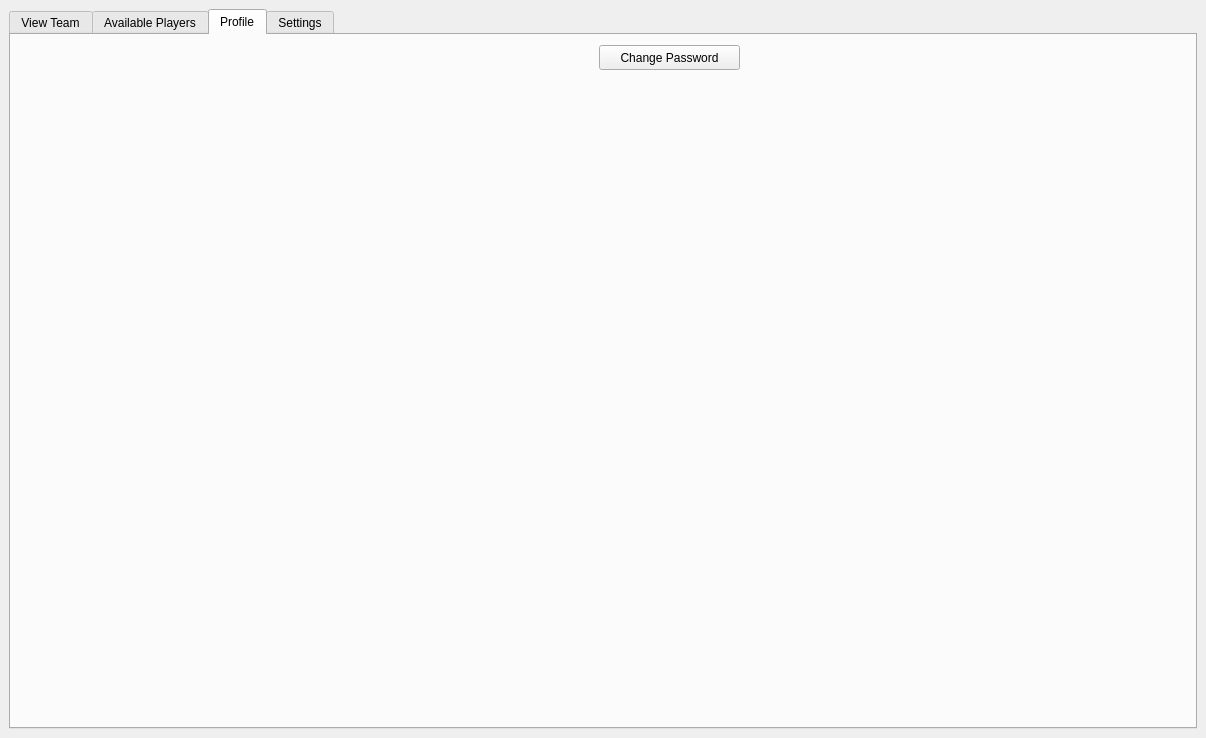
The window that client/ui_xml/another_window_widget.ui (shubhpatel18/cs440) describes before a commit, drawn with Qt 5.
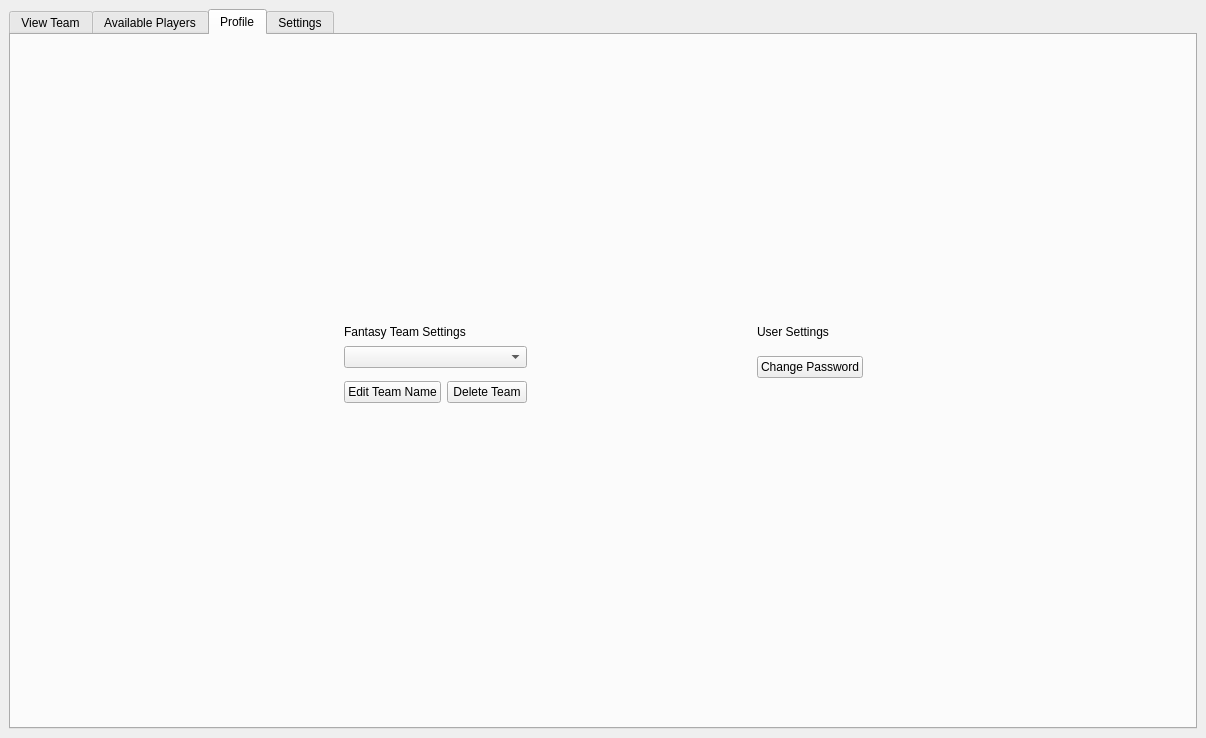
The same window after the commit. The open tabs and pages were chosen to show the change. Icons and pictures are not drawn.

Commit message: halfway working team edit

Diff of the .ui file:
```diff
--- a/client/ui_xml/another_window_widget.ui
+++ b/client/ui_xml/another_window_widget.ui
@@ -813,19 +813,163 @@
        <attribute name="title">
         <string>Profile</string>
        </attribute>
-       <widget class="QPushButton" name="pushButton">
-        <property name="geometry">
-         <rect>
-          <x>588</x>
-          <y>10</y>
-          <width>141</width>
-          <height>25</height>
-         </rect>
-        </property>
-        <property name="text">
-         <string>Change Password</string>
-        </property>
-       </widget>
+       <layout class="QGridLayout" name="gridLayout_4">
+        <item row="0" column="1">
+         <spacer name="verticalSpacer_3">
+          <property name="orientation">
+           <enum>Qt::Vertical</enum>
+          </property>
+          <property name="sizeHint" stdset="0">
+           <size>
+            <width>20</width>
+            <height>277</height>
+           </size>
+          </property>
+         </spacer>
+        </item>
+        <item row="0" column="4">
+         <spacer name="verticalSpacer_2">
+          <property name="orientation">
+           <enum>Qt::Vertical</enum>
+          </property>
+          <property name="sizeHint" stdset="0">
+           <size>
+            <width>20</width>
+            <height>277</height>
+           </size>
+          </property>
+         </spacer>
+        </item>
+        <item row="0" column="5">
+         <spacer name="verticalSpacer_4">
+          <property name="orientation">
+           <enum>Qt::Vertical</enum>
+          </property>
+          <property name="sizeHint" stdset="0">
+           <size>
+            <width>20</width>
+            <height>277</height>
+           </size>
+          </property>
+         </spacer>
+        </item>
+        <item row="1" column="0" rowspan="5">
+         <spacer name="horizontalSpacer_2">
+          <property name="orientation">
+           <enum>Qt::Horizontal</enum>
+          </property>
+          <property name="sizeHint" stdset="0">
+           <size>
+            <width>284</width>
+            <height>108</height>
+           </size>
+          </property>
+         </spacer>
+        </item>
+        <item row="1" column="1" colspan="2">
+         <widget class="QLabel" name="label_3">
+          <property name="text">
+           <string>Fantasy Team Settings</string>
+          </property>
+         </widget>
+        </item>
+        <item row="1" column="3" rowspan="5" colspan="2">
+         <spacer name="horizontalSpacer">
+          <property name="orientation">
+           <enum>Qt::Horizontal</enum>
+          </property>
+          <property name="sizeHint" stdset="0">
+           <size>
+            <width>218</width>
+            <height>108</height>
+           </size>
+          </property>
+         </spacer>
+        </item>
+        <item row="1" column="5">
+         <widget class="QLabel" name="label_4">
+          <property name="text">
+           <string>User Settings</string>
+          </property>
+         </widget>
+        </item>
+        <item row="1" column="6" rowspan="5">
+         <spacer name="horizontalSpacer_3">
+          <property name="orientation">
+           <enum>Qt::Horizontal</enum>
+          </property>
+          <property name="sizeHint" stdset="0">
+           <size>
+            <width>284</width>
+            <height>108</height>
+           </size>
+          </property>
+         </spacer>
+        </item>
+        <item row="2" column="1" colspan="2">
+         <widget class="QComboBox" name="profile_fantasy_team_dropdown"/>
+        </item>
+        <item row="2" column="5" rowspan="2">
+         <widget class="QPushButton" name="pushButton">
+          <property name="text">
+           <string>Change Password</string>
+          </property>
+         </widget>
+        </item>
+        <item row="3" column="1" rowspan="2">
+         <widget class="QPushButton" name="edit_team">
+          <property name="text">
+           <string>Edit Team Name</string>
+          </property>
+         </widget>
+        </item>
+        <item row="3" column="2" rowspan="2">
+         <widget class="QPushButton" name="remove_team">
+          <property name="text">
+           <string>Delete Team</string>
+          </property>
+         </widget>
+        </item>
+        <item row="4" column="4" rowspan="3">
+         <spacer name="verticalSpacer">
+          <property name="orientation">
+           <enum>Qt::Vertical</enum>
+          </property>
+          <property name="sizeHint" stdset="0">
+           <size>
+            <width>20</width>
+            <height>307</height>
+           </size>
+          </property>
+         </spacer>
+        </item>
+        <item row="5" column="5" rowspan="2">
+         <spacer name="verticalSpacer_5">
+          <property name="orientation">
+           <enum>Qt::Vertical</enum>
+          </property>
+          <property name="sizeHint" stdset="0">
+           <size>
+            <width>20</width>
+            <height>286</height>
+           </size>
+          </property>
+         </spacer>
+        </item>
+        <item row="6" column="1">
+         <spacer name="verticalSpacer_6">
+          <property name="orientation">
+           <enum>Qt::Vertical</enum>
+          </property>
+          <property name="sizeHint" stdset="0">
+           <size>
+            <width>20</width>
+            <height>265</height>
+           </size>
+          </property>
+         </spacer>
+        </item>
+       </layout>
       </widget>
       <widget class="QWidget" name="settings_tab">
        <attribute name="title">
```
Left out of the diff: 3 changed lines with no effect on the pictures. The commit also changes 5 other files.
